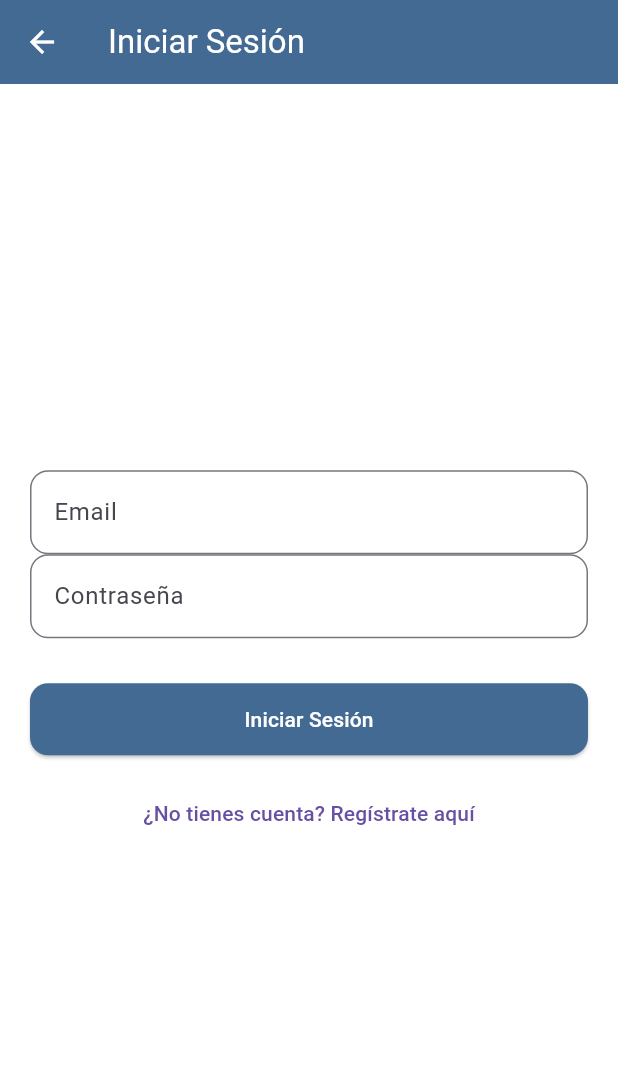
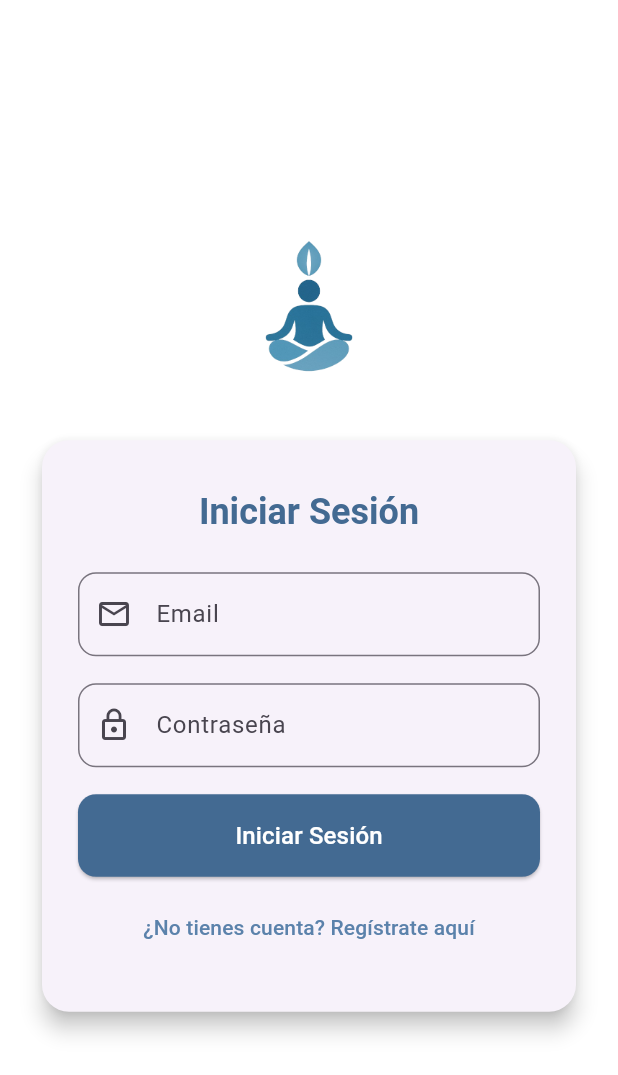
Before and after one commit to paula-ayllon-perez/Serenalea, a Flutter app: the LoginPage screen opened by its route, on a phone screen of 412 x 824 dp. Shown: the top 1075 px of the screen. Run offline on Flutter 3.47's test engine with Material 3 defaults, Android fonts, the light colour scheme and no system bars; our stand-ins replace cloud_firestore, firebase_auth, firebase_core; accounts and stored records are empty.

Commit message:
#Style: Mejorada la apariencia de Login
- Se muestra el logo
- Diseño mas agradable visualmente

```diff
--- a/serenalea/lib/presentation/pages/login/login.dart
+++ b/serenalea/lib/presentation/pages/login/login.dart
@@ -32,7 +32,6 @@ class _LoginPageState extends State<LoginPage> {
           password: _passwordController.text.trim(),
         );
 
-        // ✅ Si todo va bien → navegar a HomePage (ajusta el nombre de la ruta)
         if (!mounted) return;
         Navigator.pushReplacementNamed(context, '/home');
       } on FirebaseAuthException catch (e) {
@@ -55,55 +54,105 @@ class _LoginPageState extends State<LoginPage> {
 
   @override
   Widget build(BuildContext context) {
+    final theme = Theme.of(context);
     return Scaffold(
-      appBar: AppBar(title: const Text('Iniciar Sesión')),
+      backgroundColor: Colors.white,
       body: Center(
         child: SingleChildScrollView(
-          padding: const EdgeInsets.all(20),
+          padding: const EdgeInsets.symmetric(horizontal: 24, vertical: 32),
+          child: Column(
+            mainAxisAlignment: MainAxisAlignment.center,
+            children: [
+              // Logo
+              Image.asset(
+                'lib/core/utils/assets/Logo.png',
+                height: 120,
+                fit: BoxFit.contain,
+              ),
+              const SizedBox(height: 24),
+              Card(
+                elevation: 6,
+                shape: RoundedRectangleBorder(borderRadius: BorderRadius.circular(18)),
+                child: Padding(
+                  padding: const EdgeInsets.symmetric(horizontal: 24, vertical: 32),
                   child: Form(
                     key: _formKey,
                     child: Column(
+                      mainAxisSize: MainAxisSize.min,
                       children: [
+                        Text(
+                          'Iniciar Sesión',
+                          style: theme.textTheme.headlineSmall?.copyWith(
+                            color: AppColors.color1,
+                            fontWeight: FontWeight.bold,
+                          ),
+                        ),
+                        const SizedBox(height: 24),
                         TextFormField(
                           controller: _emailController,
-                  decoration: const InputDecoration(labelText: 'Email'),
+                          decoration: InputDecoration(
+                            labelText: 'Email',
+                            prefixIcon: const Icon(Icons.email_outlined),
+                            border: OutlineInputBorder(borderRadius: BorderRadius.circular(12)),
+                          ),
                           validator: (value) => value == null || value.isEmpty ? 'Introduce tu email' : null,
                         ),
+                        const SizedBox(height: 18),
                         TextFormField(
                           controller: _passwordController,
-                  decoration: const InputDecoration(labelText: 'Contraseña'),
+                          decoration: InputDecoration(
+                            labelText: 'Contraseña',
+                            prefixIcon: const Icon(Icons.lock_outline),
+                            border: OutlineInputBorder(borderRadius: BorderRadius.circular(12)),
+                          ),
                           obscureText: true,
                           validator: (value) => value == null || value.isEmpty ? 'Introduce tu contraseña' : null,
                         ),
-                const SizedBox(height: 30),
+                        const SizedBox(height: 18),
                         if (_errorMessage != null) ...[
                           Text(
                             _errorMessage!,
-                    style: const TextStyle(color: Colors.red, fontWeight: FontWeight.bold),
+                            style: const TextStyle(color: Colors.red, fontWeight: FontWeight.bold, fontSize: 16),
+                            textAlign: TextAlign.center,
                           ),
-                  const SizedBox(height: 15),
+                          const SizedBox(height: 10),
                         ],
                         _isLoading
-                    ? const CircularProgressIndicator()
+                            ? const Padding(
+                                padding: EdgeInsets.symmetric(vertical: 12),
+                                child: CircularProgressIndicator(),
+                              )
                             : SizedBox(
                                 width: double.infinity,
                                 child: ElevatedButton(
+                                  style: ElevatedButton.styleFrom(
+                                    backgroundColor: AppColors.color1,
+                                    shape: RoundedRectangleBorder(borderRadius: BorderRadius.circular(12)),
+                                    padding: const EdgeInsets.symmetric(vertical: 16),
+                                  ),
                                   onPressed: _loginUser,
-                          child: const Text('Iniciar Sesión'),
+                                  child: const Text('Iniciar Sesión', style: TextStyle(fontSize: 16)),
                                 ),
                               ),
-                const SizedBox(height: 15),
+                        const SizedBox(height: 10),
                         TextButton(
                           onPressed: () {
-                    Navigator.pushNamed(context, '/register'); // 🔹 Ir a registro
+                            Navigator.pushNamed(context, '/register');
                           },
-                  child: const Text('¿No tienes cuenta? Regístrate aquí'),
+                          child: Text(
+                            '¿No tienes cuenta? Regístrate aquí',
+                            style: TextStyle(color: AppColors.color2),
+                          ),
                         ),
                       ],
                     ),
                   ),
                 ),
               ),
+            ],
+          ),
+        ),
+      ),
     );
   }
 }
--- a/serenalea/pubspec.yaml
+++ b/serenalea/pubspec.yaml
@@ -69,7 +69,8 @@ flutter:
   # included with your application, so that you can use the icons in
   # the material Icons class.
   uses-material-design: true
-
+  assets:
+    - lib/core/utils/assets/Logo.png
   # To add assets to your application, add an assets section, like this:
   # assets:
   #   - images/a_dot_burr.jpeg
```
Lines whose indentation alone changed are shown as unchanged.
